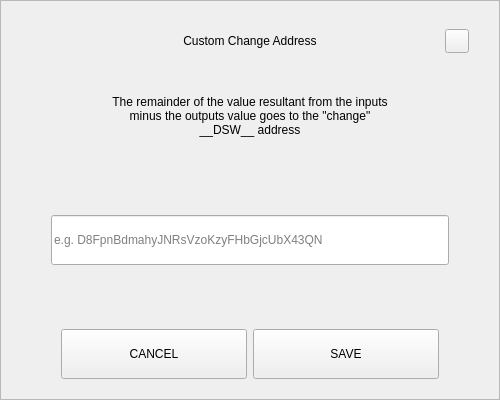
Above: src/qt/pivx/forms/sendchangeaddressdialog.ui from decenomy/DSW before the change. Below: the same form after it.
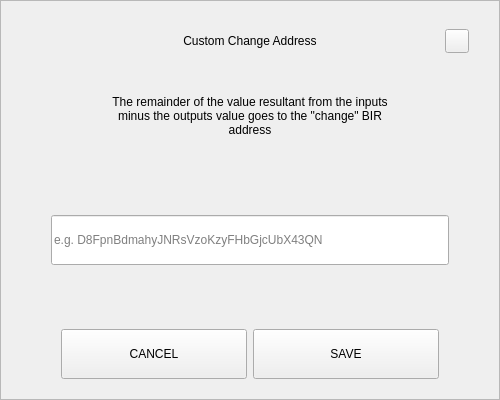
That is the form after the change.

Diff of the .ui file:
```diff
--- a/src/qt/pivx/forms/sendchangeaddressdialog.ui
+++ b/src/qt/pivx/forms/sendchangeaddressdialog.ui
@@ -164,7 +164,7 @@
          </size>
         </property>
         <property name="text">
-         <string>The remainder of the value resultant from the inputs minus the outputs value goes to the &quot;change&quot; __DSW__ address</string>
+         <string>The remainder of the value resultant from the inputs minus the outputs value goes to the &quot;change&quot; BIR address</string>
         </property>
         <property name="alignment">
          <set>Qt::AlignCenter</set>
```
